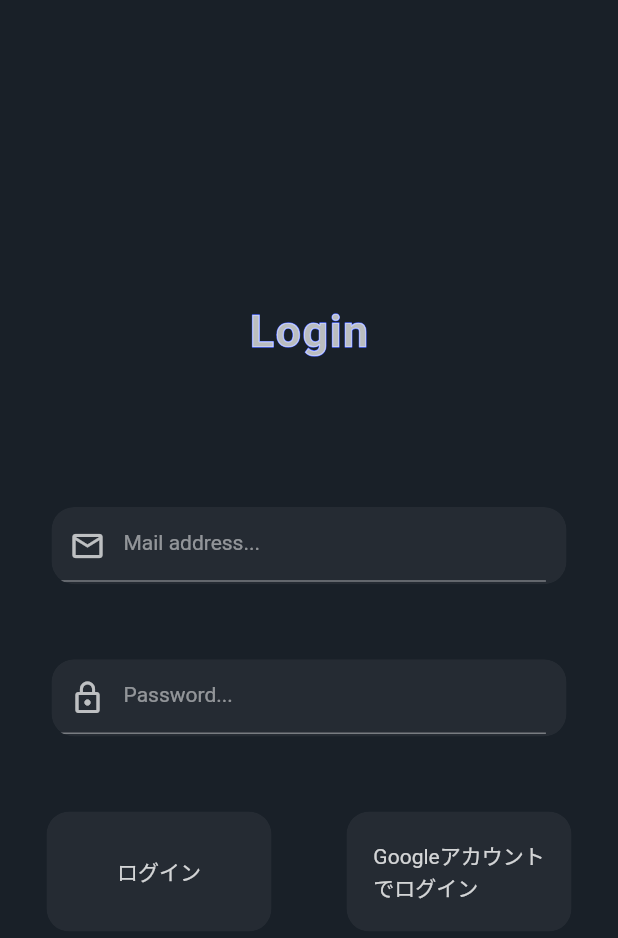
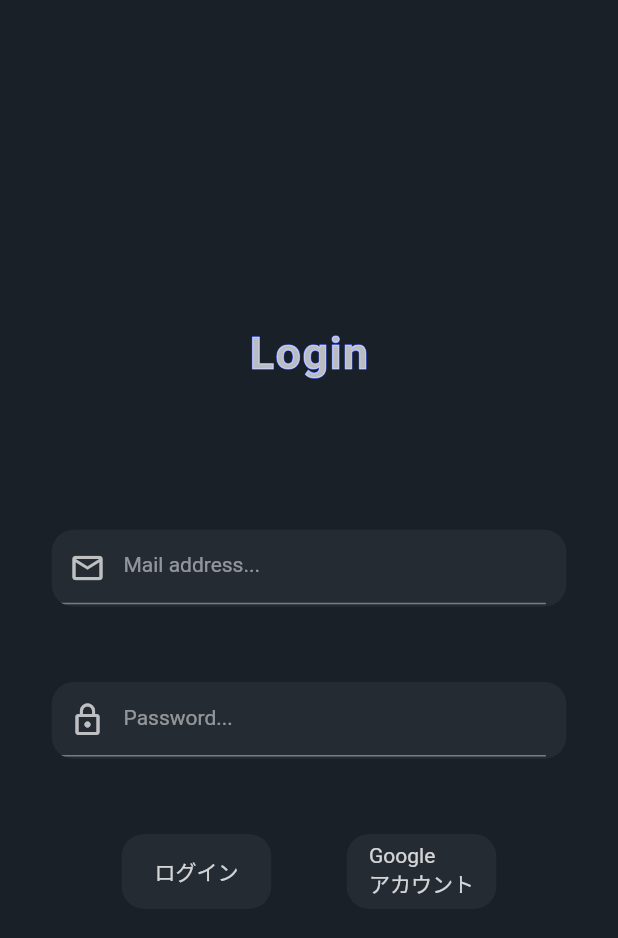
Before and after one commit to Tomohiro629/Fitness_app, a Flutter app: the screen it shows once a user with an empty profile is signed in, on a phone screen of 412 x 824 dp. Shown: the top 938 px of the screen. Run offline on Flutter 3.47's test engine with Material 2 defaults, Android fonts, the phone set to English and light mode, and no system bars; drawn by our look-alikes of bordered_text; our stand-ins replace cloud_firestore, firebase_auth, firebase_core, flutter_riverpod, flutter_screenutil, gap and 1 more; accounts and stored records are empty.

Commit message:
ボタンサイズ変更

```diff
--- a/lib/login_page/login_page.dart
+++ b/lib/login_page/login_page.dart
@@ -71,8 +71,8 @@ class LoginPage extends ConsumerWidget {
                         }
                       },
                       child: Container(
-                        height: 80.0,
-                        width: 150.0,
+                        height: 50.0,
+                        width: 100.0,
                         alignment: Alignment.center,
                         decoration: BoxDecoration(
                           color: Colors.white.withOpacity(.05),
@@ -118,15 +118,15 @@ class LoginPage extends ConsumerWidget {
                         }
                       },
                       child: Container(
-                        height: 80.0,
-                        width: 150.0,
+                        height: 50.0,
+                        width: 100.0,
                         alignment: Alignment.center,
                         decoration: BoxDecoration(
                           color: Colors.white.withOpacity(.05),
                           borderRadius: BorderRadius.circular(15),
                         ),
                         child: Text(
-                          "Googleアカウント\nでログイン",
+                          "Google\nアカウント",
                           style: TextStyle(color: Colors.white.withOpacity(.8)),
                         ),
                       ),
```
